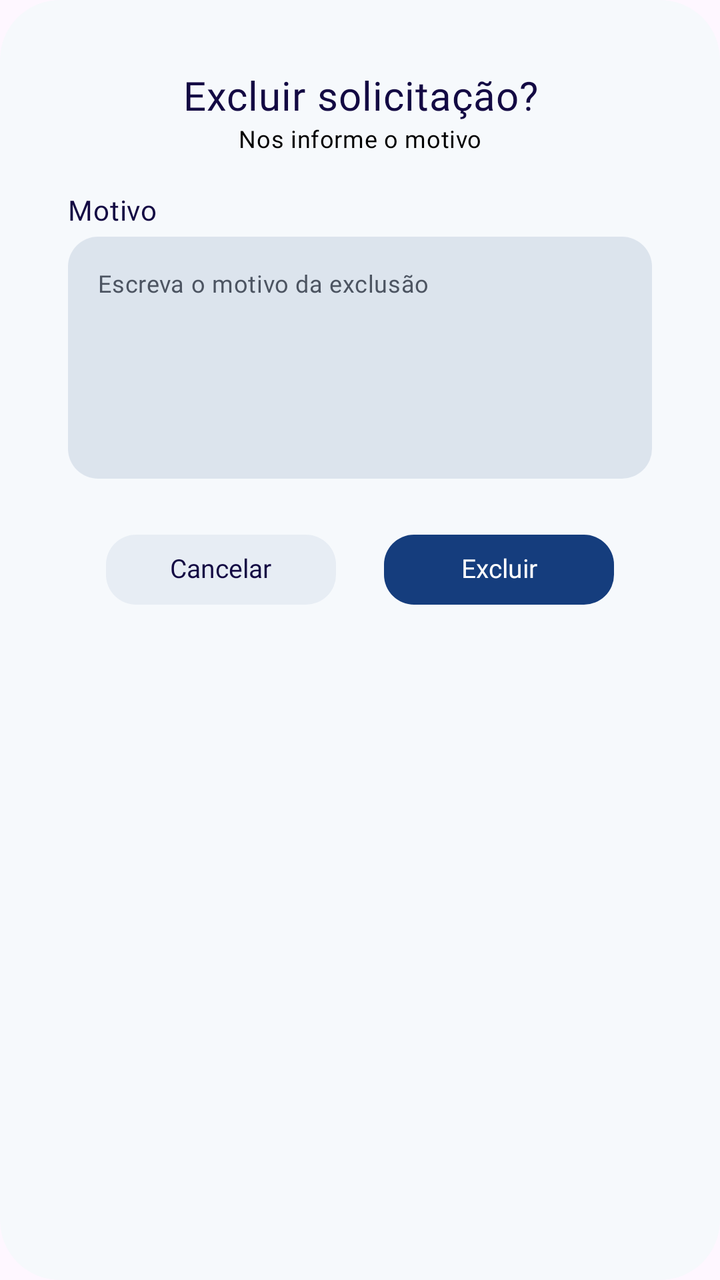
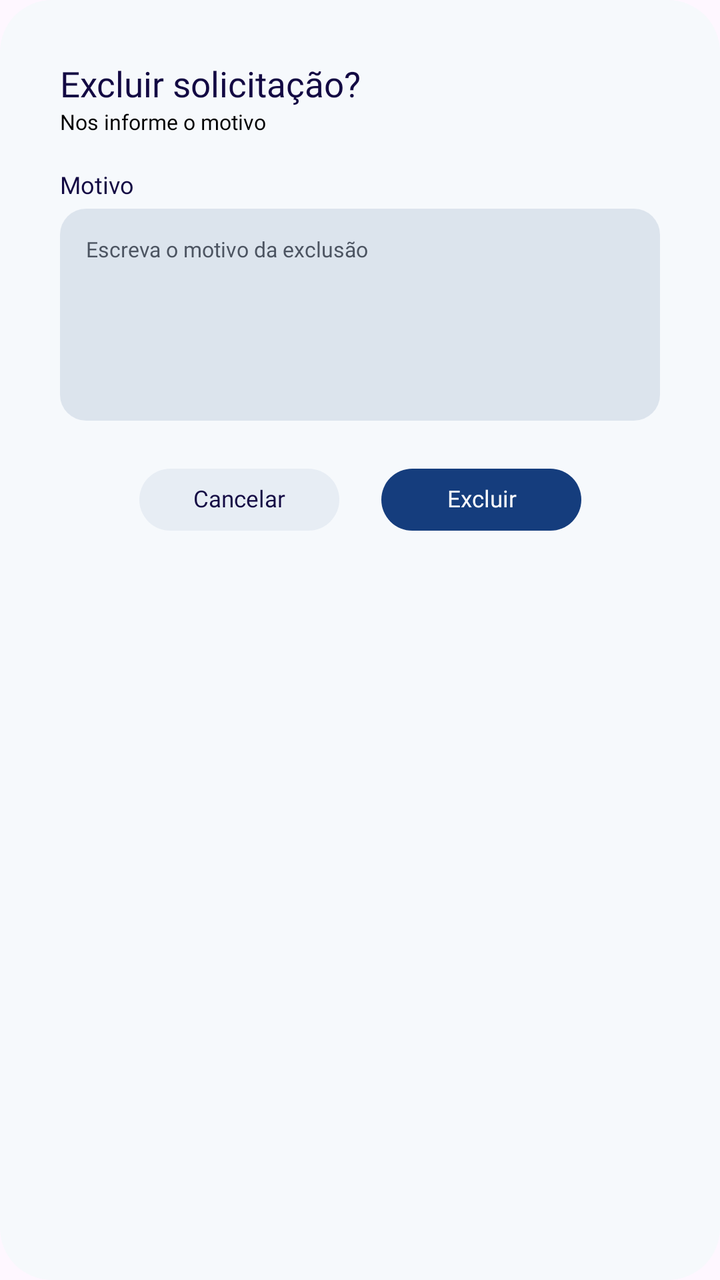

Compare the two renders of this Android layout. The source of the first and the diff that turns it into the second are given below.
<!-- AndroidManifest.xml: application theme Theme.FIXA -->
<!-- res/layout/dialog_app_delete_reason.xml -->
<?xml version="1.0" encoding="utf-8"?>
<androidx.constraintlayout.widget.ConstraintLayout xmlns:android="http://schemas.android.com/apk/res/android"
    xmlns:app="http://schemas.android.com/apk/res-auto"
    android:layout_width="match_parent"
    android:layout_height="wrap_content"
    android:background="@drawable/bg_app_dialog"
    android:paddingStart="@dimen/app_dialog_side_padding"
    android:paddingTop="@dimen/app_dialog_side_padding"
    android:paddingEnd="@dimen/app_dialog_side_padding"
    android:paddingBottom="@dimen/app_dialog_actions_margin_bottom">

    <TextView
        android:id="@+id/tvDeleteTitle"
        android:layout_width="0dp"
        android:layout_height="wrap_content"
        android:gravity="center"
        android:text="@string/app_dialog_delete_reason_title"
        android:textAppearance="@style/TextAppearance.FIXA.App.Dialog.EditLabel"
        android:textSize="@dimen/app_dialog_delete_title_text_size"
        app:layout_constraintEnd_toEndOf="parent"
        app:layout_constraintStart_toStartOf="parent"
        app:layout_constraintTop_toTopOf="parent" />

    <TextView
        android:id="@+id/tvDeleteSubtitle"
        android:layout_width="0dp"
        android:layout_height="wrap_content"
        android:gravity="center"
        android:text="@string/app_dialog_delete_reason_subtitle"
        android:textAppearance="@style/TextAppearance.FIXA.App.Dialog.Body"
        app:layout_constraintEnd_toEndOf="parent"
        app:layout_constraintStart_toStartOf="parent"
        app:layout_constraintTop_toBottomOf="@id/tvDeleteTitle" />

    <TextView
        android:id="@+id/tvDeleteReasonLabel"
        android:layout_width="wrap_content"
        android:layout_height="wrap_content"
        android:layout_marginTop="@dimen/app_dialog_delete_reason_margin_top"
        android:text="@string/app_dialog_delete_reason_label"
        android:textAppearance="@style/TextAppearance.FIXA.App.Dialog.EditLabel"
        android:textFontWeight="400"
        app:layout_constraintStart_toStartOf="parent"
        app:layout_constraintTop_toBottomOf="@id/tvDeleteSubtitle" />

    <EditText
        android:id="@+id/etDeleteReason"
        android:layout_width="0dp"
        android:layout_height="@dimen/app_dialog_delete_reason_height"
        android:layout_marginTop="4dp"
        android:background="@drawable/bg_app_field"
        android:gravity="top|start"
        android:hint="@string/app_dialog_delete_reason_hint"
        android:importantForAutofill="no"
        android:inputType="textMultiLine|textCapSentences"
        android:padding="@dimen/app_dialog_edit_field_padding_start"
        android:textAppearance="@style/TextAppearance.FIXA.App.Filter.Field"
        android:textColorHint="@color/app_text_secondary"
        app:layout_constraintEnd_toEndOf="parent"
        app:layout_constraintStart_toStartOf="parent"
        app:layout_constraintTop_toBottomOf="@id/tvDeleteReasonLabel" />

    <com.google.android.material.button.MaterialButton
        android:id="@+id/btnDeleteCancel"
        style="@style/Widget.FIXA.App.Button.Dialog.Secondary"
        android:layout_width="@dimen/app_dialog_button_width"
        android:layout_height="@dimen/app_dialog_button_height"
        android:layout_marginTop="@dimen/app_dialog_actions_margin_top"
        android:layout_marginEnd="@dimen/app_dialog_button_spacing"
        android:text="@string/app_cancel"
        app:layout_constraintEnd_toStartOf="@id/btnDeleteConfirm"
        app:layout_constraintHorizontal_chainStyle="packed"
        app:layout_constraintStart_toStartOf="parent"
        app:layout_constraintTop_toBottomOf="@id/etDeleteReason" />

    <com.google.android.material.button.MaterialButton
        android:id="@+id/btnDeleteConfirm"
        style="@style/Widget.FIXA.App.Button.Dialog"
        android:layout_width="@dimen/app_dialog_button_width"
        android:layout_height="@dimen/app_dialog_button_height"
        android:text="@string/app_delete"
        app:layout_constraintBottom_toBottomOf="@id/btnDeleteCancel"
        app:layout_constraintEnd_toEndOf="parent"
        app:layout_constraintStart_toEndOf="@id/btnDeleteCancel"
        app:layout_constraintTop_toTopOf="@id/btnDeleteCancel" />

</androidx.constraintlayout.widget.ConstraintLayout>
<!-- resources referenced by this layout -->
<resources>
  <color name="app_text_secondary">#FF4C5461</color>
  <dimen name="app_dialog_actions_margin_bottom">32dp</dimen>
  <dimen name="app_dialog_actions_margin_top">28dp</dimen>
  <dimen name="app_dialog_button_height">35dp</dimen>
  <dimen name="app_dialog_button_spacing">24dp</dimen>
  <dimen name="app_dialog_button_width">115dp</dimen>
  <dimen name="app_dialog_delete_reason_height">121dp</dimen>
  <dimen name="app_dialog_delete_reason_margin_top">18dp</dimen>
  <dimen name="app_dialog_delete_title_text_size">20sp</dimen>
  <dimen name="app_dialog_edit_field_padding_start">15dp</dimen>
  <dimen name="app_dialog_side_padding">34dp</dimen>
  <!-- drawable bg_app_dialog (drawable) -->
  <?xml version="1.0" encoding="utf-8"?>
  <shape xmlns:android="http://schemas.android.com/apk/res/android"
      android:shape="rectangle">
      <solid android:color="@color/app_dialog_background" />
      <corners android:radius="@dimen/app_dialog_radius" /></shape>
  <string name="app_cancel">Cancelar</string>
  <string name="app_delete">Excluir</string>
  <string name="app_dialog_delete_reason_hint">Escreva o motivo da exclusão</string>
  <string name="app_dialog_delete_reason_label">Motivo</string>
  <string name="app_dialog_delete_reason_subtitle">Nos informe o motivo</string>
  <string name="app_dialog_delete_reason_title">Excluir solicitação?</string>
  <style name="TextAppearance.FIXA.App.Dialog.Body" parent="TextAppearance.FIXA.App.Light">
          <item name="android:textColor">@color/app_text_black</item>
          <item name="android:textSize">@dimen/app_dialog_body_text_size</item>
      </style>
  <style name="TextAppearance.FIXA.App.Dialog.EditLabel" parent="TextAppearance.FIXA.App.Medium">
          <item name="android:textColor">@color/app_primary_dark</item>
          <item name="android:textSize">@dimen/app_dialog_edit_label_text_size</item>
      </style>
  <style name="Widget.FIXA.App.Button.Dialog.Secondary">
          <item name="android:textColor">@color/app_primary_dark</item>
          <item name="backgroundTint">@color/app_button_secondary</item>
      </style>
  <style name="Theme.FIXA" parent="Base.Theme.FIXA" />
  <color name="app_dialog_background">#FFF6F9FC</color>
  <dimen name="app_dialog_radius">30dp</dimen>
  <color name="app_field_background_strong">#80C4CFE0</color>
  <dimen name="app_step_field_radius">15dp</dimen>
  <style name="TextAppearance.FIXA.App.Light">
          <item name="android:fontFamily">@font/poppins_light</item>
          <item name="fontFamily">@font/poppins_light</item>
          <item name="android:textFontWeight">300</item>
      </style>
  <color name="app_text_black">#FF000000</color>
  <dimen name="app_dialog_body_text_size">12sp</dimen>
  <style name="TextAppearance.FIXA.App.Medium">
          <item name="android:fontFamily">@font/poppins_medium</item>
          <item name="fontFamily">@font/poppins_medium</item>
          <item name="android:textFontWeight">500</item>
      </style>
  <color name="app_primary_dark">#FF130943</color>
  <dimen name="app_dialog_edit_label_text_size">14sp</dimen>
  <style name="TextAppearance.FIXA.App.Regular">
          <item name="android:fontFamily">@font/poppins_regular</item>
          <item name="fontFamily">@font/poppins_regular</item>
          <item name="android:textFontWeight">400</item>
      </style>
  <color name="app_text_muted">#FF8A93A2</color>
  <dimen name="app_filter_field_text_size">12sp</dimen>
  <dimen name="app_dialog_button_text_size">13sp</dimen>
  <dimen name="app_dialog_button_radius">15dp</dimen>
  <color name="app_button_secondary">#4DC4CFE0</color>
  <style name="Base.Theme.FIXA" parent="Theme.Material3.DayNight.NoActionBar">
          
          
      </style>
  <color name="app_on_primary">#FFFFFFFF</color>
  <color name="app_primary">#FF153D7D</color>
  <dimen name="app_button_radius">25dp</dimen>
  <color name="app_on_primary_soft">#FFF4F2FF</color>
  <!-- unchanged entries left out for length: 4 -->
</resources>

<!-- the commit's change to res/layout/dialog_app_delete_reason.xml (unified diff, before → after) -->
@@ -13,7 +13,7 @@
         android:id="@+id/tvDeleteTitle"
         android:layout_width="0dp"
         android:layout_height="wrap_content"
-        android:gravity="center"
+        android:gravity="start"
         android:text="@string/app_dialog_delete_reason_title"
         android:textAppearance="@style/TextAppearance.FIXA.App.Dialog.EditLabel"
         android:textSize="@dimen/app_dialog_delete_title_text_size"
@@ -25,7 +25,7 @@
         android:id="@+id/tvDeleteSubtitle"
         android:layout_width="0dp"
         android:layout_height="wrap_content"
-        android:gravity="center"
+        android:gravity="start"
         android:text="@string/app_dialog_delete_reason_subtitle"
         android:textAppearance="@style/TextAppearance.FIXA.App.Dialog.Body"
         app:layout_constraintEnd_toEndOf="parent"
<!-- resource entries referenced after the edit -->
@@ -1,16 +1,16 @@
 <!-- resources referenced by this layout -->
 <resources>
   <color name="app_text_secondary">#FF4C5461</color>
-  <dimen name="app_dialog_actions_margin_bottom">32dp</dimen>
-  <dimen name="app_dialog_actions_margin_top">28dp</dimen>
-  <dimen name="app_dialog_button_height">35dp</dimen>
-  <dimen name="app_dialog_button_spacing">24dp</dimen>
-  <dimen name="app_dialog_button_width">115dp</dimen>
-  <dimen name="app_dialog_delete_reason_height">121dp</dimen>
-  <dimen name="app_dialog_delete_reason_margin_top">18dp</dimen>
-  <dimen name="app_dialog_delete_title_text_size">20sp</dimen>
-  <dimen name="app_dialog_edit_field_padding_start">15dp</dimen>
-  <dimen name="app_dialog_side_padding">34dp</dimen>
+  <dimen name="app_dialog_actions_margin_bottom">28dp</dimen>
+  <dimen name="app_dialog_actions_margin_top">24dp</dimen>
+  <dimen name="app_dialog_button_height">31dp</dimen>
+  <dimen name="app_dialog_button_spacing">21dp</dimen>
+  <dimen name="app_dialog_button_width">100dp</dimen>
+  <dimen name="app_dialog_delete_reason_height">106dp</dimen>
+  <dimen name="app_dialog_delete_reason_margin_top">16dp</dimen>
+  <dimen name="app_dialog_delete_title_text_size">17.5sp</dimen>
+  <dimen name="app_dialog_edit_field_padding_start">13dp</dimen>
+  <dimen name="app_dialog_side_padding">30dp</dimen>
   <!-- drawable bg_app_dialog (drawable) -->
   <?xml version="1.0" encoding="utf-8"?>
   <shape xmlns:android="http://schemas.android.com/apk/res/android"
@@ -37,32 +37,32 @@
       </style>
   <style name="Theme.FIXA" parent="Base.Theme.FIXA" />
   <color name="app_dialog_background">#FFF6F9FC</color>
-  <dimen name="app_dialog_radius">30dp</dimen>
+  <dimen name="app_dialog_radius">26dp</dimen>
   <color name="app_field_background_strong">#80C4CFE0</color>
-  <dimen name="app_step_field_radius">15dp</dimen>
+  <dimen name="app_step_field_radius">13dp</dimen>
   <style name="TextAppearance.FIXA.App.Light">
           <item name="android:fontFamily">@font/poppins_light</item>
           <item name="fontFamily">@font/poppins_light</item>
           <item name="android:textFontWeight">300</item>
       </style>
   <color name="app_text_black">#FF000000</color>
-  <dimen name="app_dialog_body_text_size">12sp</dimen>
+  <dimen name="app_dialog_body_text_size">10.5sp</dimen>
   <style name="TextAppearance.FIXA.App.Medium">
           <item name="android:fontFamily">@font/poppins_medium</item>
           <item name="fontFamily">@font/poppins_medium</item>
           <item name="android:textFontWeight">500</item>
       </style>
   <color name="app_primary_dark">#FF130943</color>
-  <dimen name="app_dialog_edit_label_text_size">14sp</dimen>
+  <dimen name="app_dialog_edit_label_text_size">12sp</dimen>
   <style name="TextAppearance.FIXA.App.Regular">
           <item name="android:fontFamily">@font/poppins_regular</item>
           <item name="fontFamily">@font/poppins_regular</item>
           <item name="android:textFontWeight">400</item>
       </style>
   <color name="app_text_muted">#FF8A93A2</color>
-  <dimen name="app_filter_field_text_size">12sp</dimen>
-  <dimen name="app_dialog_button_text_size">13sp</dimen>
-  <dimen name="app_dialog_button_radius">15dp</dimen>
+  <dimen name="app_filter_field_text_size">10.5sp</dimen>
+  <dimen name="app_dialog_button_text_size">11.5sp</dimen>
+  <dimen name="app_dialog_button_radius">16dp</dimen>
   <color name="app_button_secondary">#4DC4CFE0</color>
   <style name="Base.Theme.FIXA" parent="Theme.Material3.DayNight.NoActionBar">
           
@@ -70,7 +70,7 @@
       </style>
   <color name="app_on_primary">#FFFFFFFF</color>
   <color name="app_primary">#FF153D7D</color>
-  <dimen name="app_button_radius">25dp</dimen>
+  <dimen name="app_button_radius">22dp</dimen>
   <color name="app_on_primary_soft">#FFF4F2FF</color>
   <!-- unchanged entries left out for length: 4 -->
 </resources>
